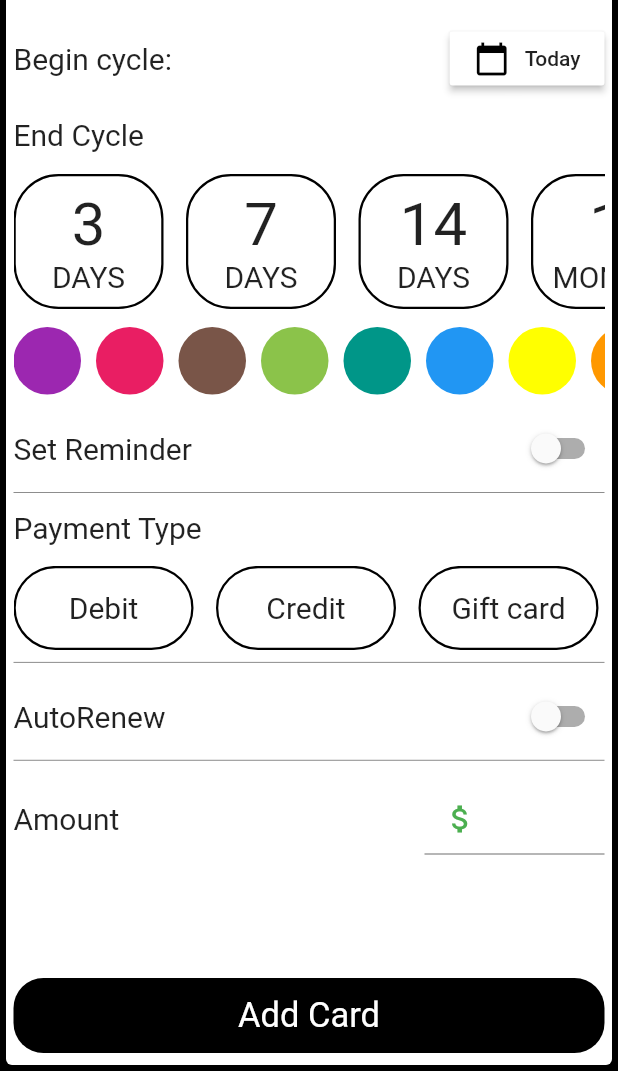
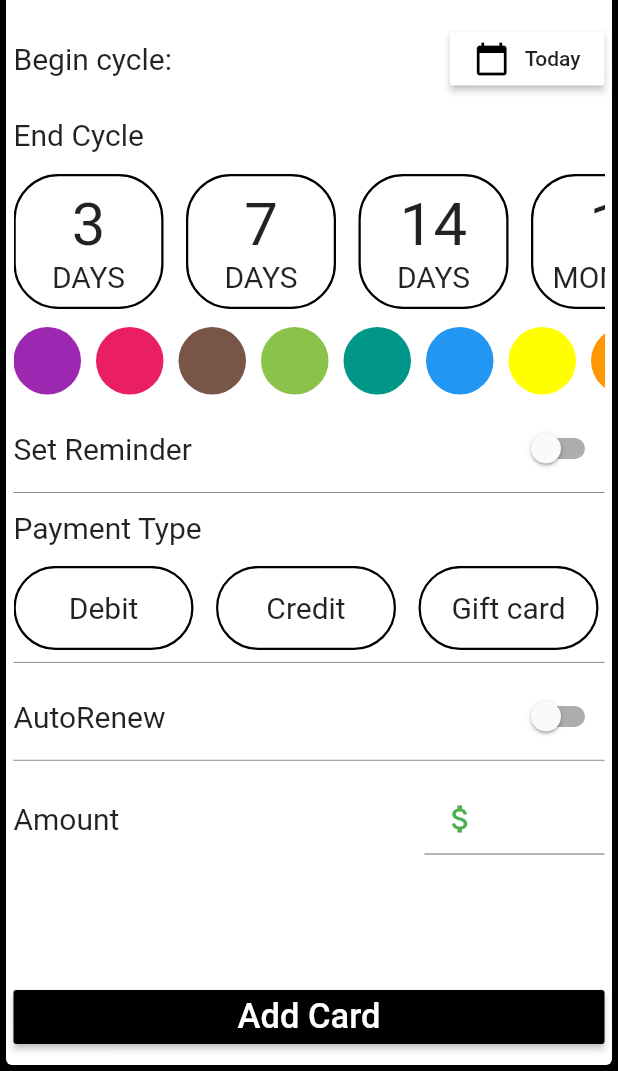
Before and after one commit to budoengland21/subscribe, a Flutter app: the AddCard screen opened directly, scrolled down 221 dp, on a phone screen of 412 x 824 dp, the part 165-1236 px from its top. Run offline on Flutter 3.47's test engine with Material 2 defaults, Android fonts, the phone set to English and light mode, and no system bars; our stand-ins replace flutter_datetime_picker.

Commit message:
card details
changed methods

```diff
--- a/subscription/lib/AddCardScreen/AddCard.dart
+++ b/subscription/lib/AddCardScreen/AddCard.dart
@@ -9,6 +9,8 @@ import 'package:flutter/material.dart';
 import 'package:flutter_datetime_picker/flutter_datetime_picker.dart';
 
 import 'package:flutter/services.dart';
+import 'package:subscription/DataStorage/CardDetails.dart';
+
 
 class AddCard extends StatefulWidget {
   @override
@@ -19,6 +21,7 @@ class _AddCardState extends State<AddCard> {
   //Controller to check if user changed a value in the text field box
   final TextEditingController textCheck = new TextEditingController();
 
+  CardDetails cardDetails = new CardDetails();
 
   //Used to update the card real time as user types
   String tempName = '';
@@ -280,21 +283,25 @@ class _AddCardState extends State<AddCard> {
 
 
   void updateColor(Color i) {
+    cardDetails.setColor(i); //set the color
     cardColor = i;
   }
 
 
   void updateCardName(String val) {
+    cardDetails.setNameCard(val);
     tempName = val;
   }
 
   //Update payment type real time
   void updatePaymentType(String val) {
+    cardDetails.NamePayment(val);
     tempPay = val;
   }
 
   //Update money
   void updateMoney(String amount) {
+    cardDetails.setMoney(amount);
     tempAmount = amount;
   }
 
@@ -382,6 +389,7 @@ class _AddCardState extends State<AddCard> {
 
                             // Text card container
                             Text(
+
                               tempName, style: TextStyle(fontSize: 25,
                                 color: Colors.white,
                                 fontWeight: FontWeight.bold),
@@ -1000,19 +1008,19 @@ class _AddCardState extends State<AddCard> {
                               alignment: Alignment.bottomCenter,
                               child: Padding(
                                 padding: const EdgeInsets.only(bottom: 8.0),
-                                child: Container(
-                                  child: Center(child: Text("Add Card",
+                                child: RaisedButton(
+                                  disabledColor: Colors.black12,
+                                  color: Colors.black,
+                                  onPressed: (){
+                                    //if true, then all fields were filled
+                                    if (cardDetails.checkAll()){
+
+
+                                    }
+                                  },
+                                  child:Center(child: Text("Add Card",
                                       style: TextStyle(
-                                          fontSize: 23, color: Colors.white))),
-
-                                  height: 50,
-                                  width: MediaQuery
-                                      .of(context)
-                                      .size
-                                      .width,
-                                  decoration: BoxDecoration(
-                                    borderRadius: BorderRadius.circular(20),
-                                    color: Colors.black,),
+                                          fontSize: 23, color: Colors.white))) ,
                                 ),
                               ),
                             )
--- a/subscription/lib/DataStorage/CardDetails.dart
+++ b/subscription/lib/DataStorage/CardDetails.dart
@@ -10,51 +10,51 @@ class CardDetails{
   int _reminderDays;
   String _namePayment;
   bool _renew;
-  int _money;
+  String _money;
 
   bool _track; // check if all fields are filled
 
   CardDetails(){
     _color = Colors.white;_reminder=false;_dayCount=0;
-   _renew=false;_money=-1;
+   _renew=false;;
   }
 
-  int get money => _money;
-   void setMoney(int value) {
+  String getMoney() => _money;
+   void setMoney(String value) {
     _money = value;
   }
 
-  bool get renew => _renew;
+  bool getRenew() => _renew;
   void setRenew(bool value) {
     _renew = value;
   }
 
-  String get namePayment => _namePayment;
+  String getNamePayment() => _namePayment;
   void NamePayment(String value) {
     _namePayment = value;
   }
 
-  int get reminderDays => _reminderDays;
+  int getReminderDays() => _reminderDays;
   void setReminderDays(int value) {
     _reminderDays = value;
   }
 
-  bool get reminder => _reminder;
+  bool getReminder() => _reminder;
   void setReminder(bool value) {
     _reminder = value;
   }
 
-  Color get color => _color;
+  Color getColor() => _color;
   void  setColor(Color value) {
     _color = value;
   }
 
-  int get dayCount => _dayCount;
-  void setdayCount(int value) {
+  int getDayCount() => _dayCount;
+  void setDayCount(int value) {
     _dayCount = value;
   }
 
-  String get nameCard {
+  String getNameCard() {
     return _nameCard;
   }
    void setNameCard(String value) {
@@ -65,7 +65,7 @@ class CardDetails{
   ///if not then button can't be selected
   bool checkAll(){
     if ((_nameCard!=null) && (_dayCount!=0) && (_color!= Colors.white) &&
-        (_namePayment!=null) && (_money!=-1) ){
+        (_namePayment!=null) && (_money!=null) ){
       return true;
     }else{
       return false;
--- a/subscription/pubspec.yaml
+++ b/subscription/pubspec.yaml
@@ -19,7 +19,8 @@ environment:
 dependencies:
   flutter:
     sdk: flutter
-  date_range_picker: ^1.0.5
+  #date_range_picker: ^1.0.5
+  flutter_datetime_picker: ^1.3.8
 
   # The following adds the Cupertino Icons font to your application.
   # Use with the CupertinoIcons class for iOS style icons.
```
Also changed, not shown: subscription/pubspec.lock.
